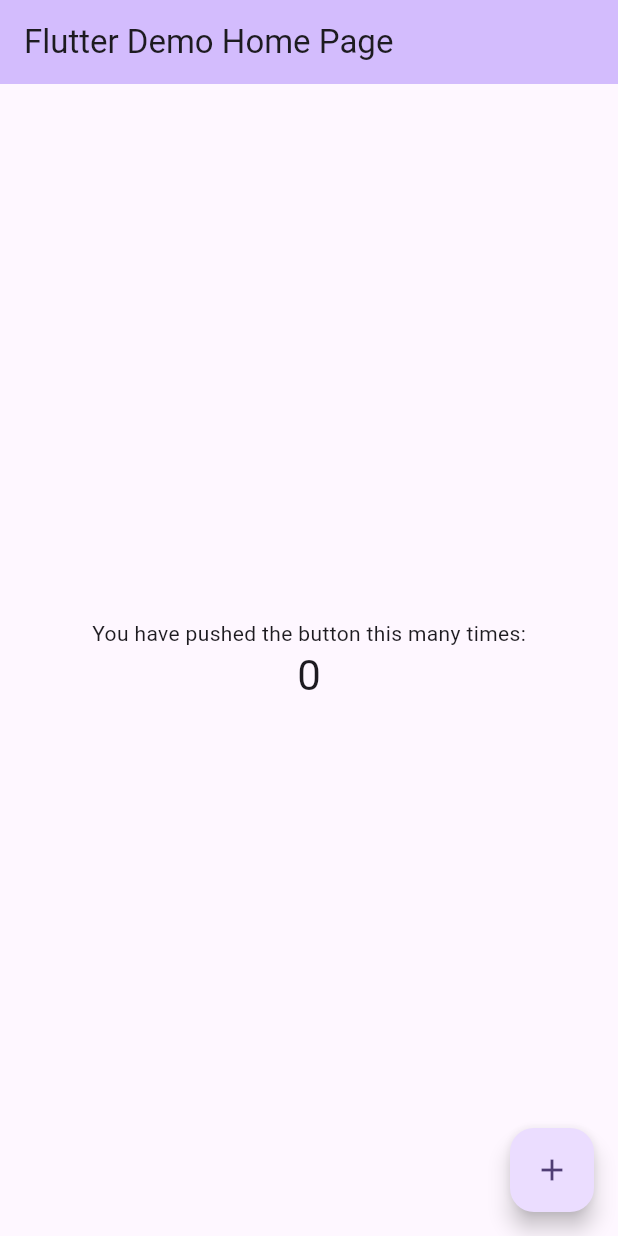
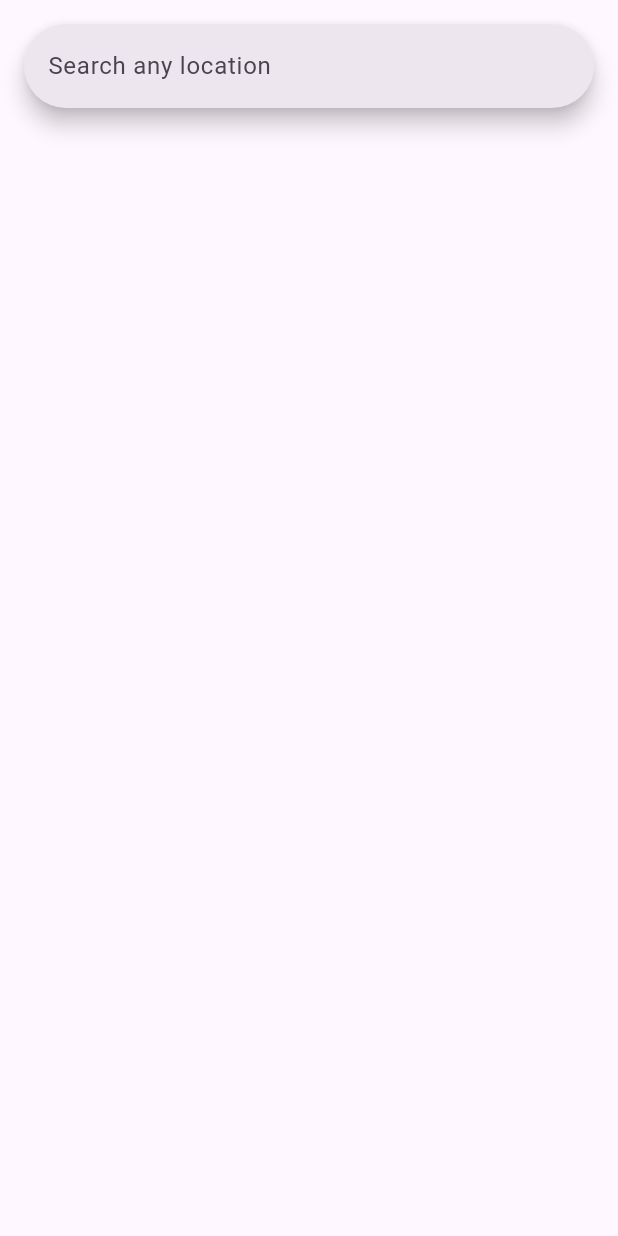
Before and after one commit to munacodes/Simple-Weather-App-api, a Flutter app: the screen it shows after launch, on a phone screen of 412 x 824 dp. Run offline on Flutter 3.47's test engine with Material 3 defaults, Android fonts, the phone set to English and light mode, and no system bars.

Commit message:
adding http package

```diff
--- /dev/null
+++ b/lib/home_page.dart
@@ -0,0 +1,37 @@
+import 'package:flutter/material.dart';
+
+class HomePage extends StatefulWidget {
+  const HomePage({super.key});
+
+  @override
+  State<HomePage> createState() => _HomePageState();
+}
+
+class _HomePageState extends State<HomePage> {
+  @override
+  Widget build(BuildContext context) {
+    return Scaffold(
+      body: SafeArea(
+        child: Container(
+          padding: const EdgeInsets.all(16),
+          child: Column(
+            children: [
+              _buildSearchWidget(),
+            ],
+          ),
+        ),
+      ),
+    );
+  }
+
+  Widget _buildSearchWidget() {
+    return SearchBar(
+      hintText: 'Search any location',
+      onSubmitted: (value) {
+        _getWeatherData(value);
+      },
+    );
+  }
+
+  _getWeatherData(String location) async {}
+}
--- a/lib/main.dart
+++ b/lib/main.dart
@@ -1,4 +1,5 @@
 import 'package:flutter/material.dart';
+import 'package:simple_weather_app_api/home_page.dart';
 
 void main() {
   runApp(const MyApp());
@@ -11,115 +12,13 @@
   @override
   Widget build(BuildContext context) {
     return MaterialApp(
+      debugShowCheckedModeBanner: false,
       title: 'Flutter Demo',
       theme: ThemeData(
-        // This is the theme of your application.
-        //
-        // TRY THIS: Try running your application with "flutter run". You'll see
-        // the application has a purple toolbar. Then, without quitting the app,
-        // try changing the seedColor in the colorScheme below to Colors.green
-        // and then invoke "hot reload" (save your changes or press the "hot
-        // reload" button in a Flutter-supported IDE, or press "r" if you used
-        // the command line to start the app).
-        //
-        // Notice that the counter didn't reset back to zero; the application
-        // state is not lost during the reload. To reset the state, use hot
-        // restart instead.
-        //
-        // This works for code too, not just values: Most code changes can be
-        // tested with just a hot reload.
         colorScheme: ColorScheme.fromSeed(seedColor: Colors.deepPurple),
         useMaterial3: true,
       ),
-      home: const MyHomePage(title: 'Flutter Demo Home Page'),
+      home: const HomePage(),
     );
   }
 }
-
-class MyHomePage extends StatefulWidget {
-  const MyHomePage({super.key, required this.title});
-
-  // This widget is the home page of your application. It is stateful, meaning
-  // that it has a State object (defined below) that contains fields that affect
-  // how it looks.
-
-  // This class is the configuration for the state. It holds the values (in this
-  // case the title) provided by the parent (in this case the App widget) and
-  // used by the build method of the State. Fields in a Widget subclass are
-  // always marked "final".
-
-  final String title;
-
-  @override
-  State<MyHomePage> createState() => _MyHomePageState();
-}
-
-class _MyHomePageState extends State<MyHomePage> {
-  int _counter = 0;
-
-  void _incrementCounter() {
-    setState(() {
-      // This call to setState tells the Flutter framework that something has
-      // changed in this State, which causes it to rerun the build method below
-      // so that the display can reflect the updated values. If we changed
-      // _counter without calling setState(), then the build method would not be
-      // called again, and so nothing would appear to happen.
-      _counter++;
-    });
-  }
-
-  @override
-  Widget build(BuildContext context) {
-    // This method is rerun every time setState is called, for instance as done
-    // by the _incrementCounter method above.
-    //
-    // The Flutter framework has been optimized to make rerunning build methods
-    // fast, so that you can just rebuild anything that needs updating rather
-    // than having to individually change instances of widgets.
-    return Scaffold(
-      appBar: AppBar(
-        // TRY THIS: Try changing the color here to a specific color (to
-        // Colors.amber, perhaps?) and trigger a hot reload to see the AppBar
-        // change color while the other colors stay the same.
-        backgroundColor: Theme.of(context).colorScheme.inversePrimary,
-        // Here we take the value from the MyHomePage object that was created by
-        // the App.build method, and use it to set our appbar title.
-        title: Text(widget.title),
-      ),
-      body: Center(
-        // Center is a layout widget. It takes a single child and positions it
-        // in the middle of the parent.
-        child: Column(
-          // Column is also a layout widget. It takes a list of children and
-          // arranges them vertically. By default, it sizes itself to fit its
-          // children horizontally, and tries to be as tall as its parent.
-          //
-          // Column has various properties to control how it sizes itself and
-          // how it positions its children. Here we use mainAxisAlignment to
-          // center the children vertically; the main axis here is the vertical
-          // axis because Columns are vertical (the cross axis would be
-          // horizontal).
-          //
-          // TRY THIS: Invoke "debug painting" (choose the "Toggle Debug Paint"
-          // action in the IDE, or press "p" in the console), to see the
-          // wireframe for each widget.
-          mainAxisAlignment: MainAxisAlignment.center,
-          children: <Widget>[
-            const Text(
-              'You have pushed the button this many times:',
-            ),
-            Text(
-              '$_counter',
-              style: Theme.of(context).textTheme.headlineMedium,
-            ),
-          ],
-        ),
-      ),
-      floatingActionButton: FloatingActionButton(
-        onPressed: _incrementCounter,
-        tooltip: 'Increment',
-        child: const Icon(Icons.add),
-      ), // This trailing comma makes auto-formatting nicer for build methods.
-    );
-  }
-}
--- a/pubspec.yaml
+++ b/pubspec.yaml
@@ -35,6 +35,7 @@ dependencies:
   # The following adds the Cupertino Icons font to your application.
   # Use with the CupertinoIcons class for iOS style icons.
   cupertino_icons: ^1.0.8
+  http: ^1.2.2
 
 dev_dependencies:
   flutter_test:
```
Also changed, not shown: pubspec.lock.
